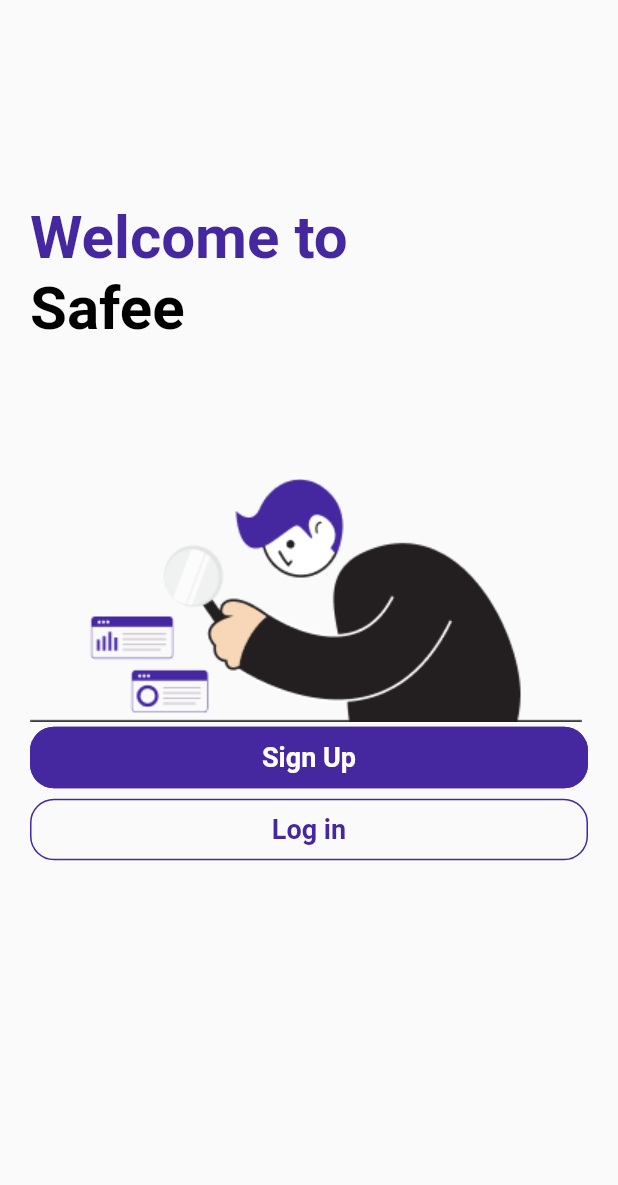
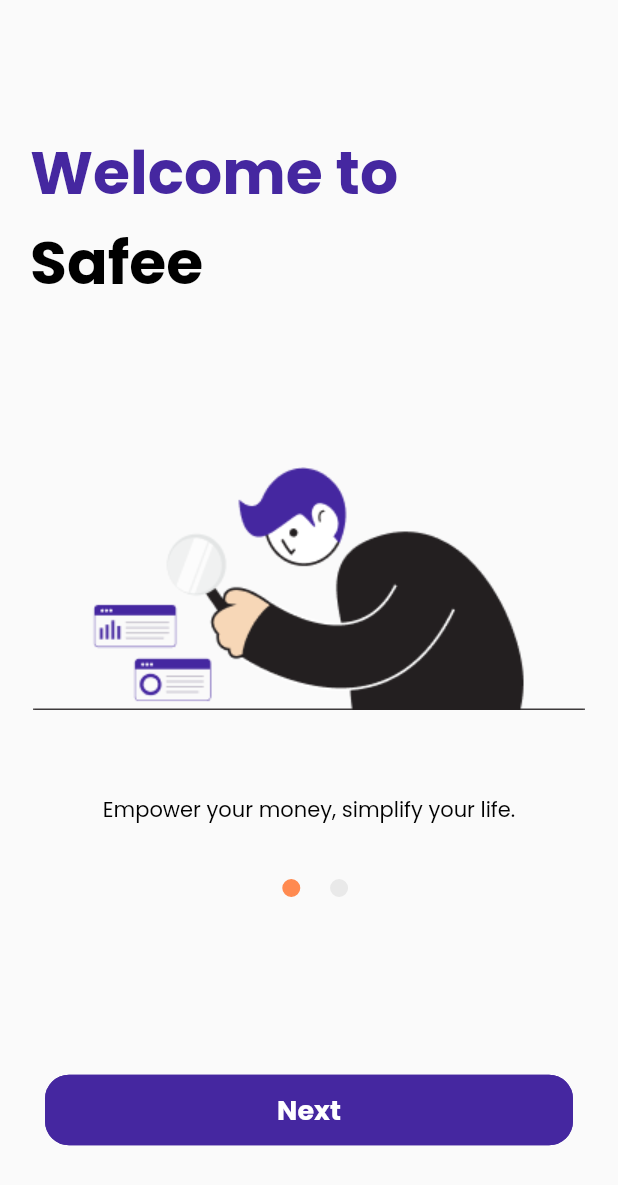
Before and after one commit to novgunawan/safee, a Flutter app: the screen it shows after launch, on a phone screen of 412 x 824 dp. Shown: the top 1185 px of the screen. Run offline on Flutter 3.47's test engine with Material 2 defaults, Android fonts, the phone set to English and light mode, and no system bars; our stand-ins replace flutter_easyloading.

Commit message:
finish(ui): onboarding screen

```diff
--- a/lib/main.dart
+++ b/lib/main.dart
@@ -43,6 +43,7 @@
       child: MaterialApp(
         debugShowCheckedModeBanner: false,
         onGenerateRoute: AppRoute.onGenerateRoute,
+        theme: ThemeData(fontFamily: 'Poppins'),
         builder: EasyLoading.init(),
         navigatorKey: navigatorKey,
       ),
--- a/lib/presentation/login/onboarding/onboarding_screen.dart
+++ b/lib/presentation/login/onboarding/onboarding_screen.dart
@@ -1,44 +1,154 @@
 import 'package:flutter/material.dart';
 import 'package:safee/extension/widget_extension.dart';
 import 'package:safee/presentation/widgets/button/button.dart';
+import 'package:safee/presentation/widgets/widget.dart';
 import 'package:safee/styles/asset.dart';
 import 'package:safee/styles/style.dart';
 
-class OnboardingScreen extends StatelessWidget {
+class OnboardingScreen extends StatefulWidget {
   const OnboardingScreen({super.key});
   static const String routeName = '/login';
+
+  @override
+  State<OnboardingScreen> createState() => _OnboardingScreenState();
+}
+
+class _OnboardingScreenState extends State<OnboardingScreen> {
+  //VARIABLES
+  PageController _pageController = PageController();
+  List<Map<String, dynamic>> onboardingData = [
+    {"image": ONBOARDING_0, "text": "Empower your money, simplify your life."},
+    {"image": ONBOARDING_1, "text": "Live your fullest life.", "isLast": true}
+  ];
+  ValueNotifier<int> currentIndex = ValueNotifier(0);
+
+  @override
+  void initState() {
+    super.initState();
+    _pageController = PageController();
+  }
+
+  @override
+  void dispose() {
+    super.dispose();
+    _pageController.dispose();
+  }
+
   @override
   Widget build(BuildContext context) {
     return Scaffold(
       body: Padding(
         padding: const EdgeInsets.all(20.0),
-      child: Column(
+        child: Stack(
+          children: [
+            PageView(
+              onPageChanged: (index) {
+                currentIndex.value = index;
+              },
+              controller: _pageController,
+              children: [
+                for (Map<String, dynamic> data in onboardingData)
+                  OnboardingBody(
+                    image: data["image"],
+                    text: data['text'],
+                    isLast: data["isLast"] ?? false,
+                    pageController: _pageController,
+                  )
+              ],
+            ),
+            Positioned(
+              bottom: MediaQuery.of(context).size.height * 0.25,
+              left: MediaQuery.of(context).size.width * 0.36,
+              right: MediaQuery.of(context).size.width * 0.34,
+              child: Row(
+                mainAxisSize: MainAxisSize.max,
+                mainAxisAlignment: MainAxisAlignment.spaceEvenly,
+                crossAxisAlignment: CrossAxisAlignment.center,
+                children: [
+                  Indicator(positionIndex: 0, currentIndex: currentIndex),
+                  Indicator(positionIndex: 1, currentIndex: currentIndex)
+                ],
+              ),
+            ),
+          ],
+        ),
+      ),
+    );
+  }
+}
+
+class OnboardingBody extends StatefulWidget {
+  const OnboardingBody(
+      {super.key,
+      required this.image,
+      required this.text,
+      required this.isLast,
+      required this.pageController});
+  final String image;
+  final String text;
+  final bool isLast;
+  final PageController pageController;
+
+  @override
+  State<OnboardingBody> createState() => _OnboardingBodyState();
+}
+
+class _OnboardingBodyState extends State<OnboardingBody> {
+  //ANIMATIONS
+  static const _kDuration = Duration(milliseconds: 300);
+  static const _kCurve = Curves.ease;
+  @override
+  Widget build(BuildContext context) {
+    return Column(
       crossAxisAlignment: CrossAxisAlignment.start,
       children: [
-          115.0.height,
+        65.0.height,
         Text('Welcome to', style: heading1StylePurple),
         Text(
           'Safee',
           style: heading1StyleBlack,
         ),
-          90.0.height,
-          Image.asset(ONBOARDING_0),
-          PrimaryButton(
-            title: 'Sign Up',
+        50.0.height,
+        Image.asset(
+          widget.image,
+          width: double.infinity,
+          height: MediaQuery.of(context).size.height / 3,
+        ),
+        Center(
+          child: Text(
+            widget.text,
+            style: copyRegularStyleBlack,
+            textAlign: TextAlign.center,
+            maxLines: 2,
+          ),
+        ),
+        const Spacer(),
+        Padding(
+          padding: const EdgeInsets.symmetric(horizontal: 10),
+          child: Flexible(
+              child: Visibility(
+            visible: widget.isLast ? true : false,
+            child: PrimaryButton(
+                title: 'Previous',
+                isPurple: false,
+                callback: () => widget.pageController
+                    .previousPage(duration: _kDuration, curve: _kCurve)),
+          )),
+        ),
+        20.0.height,
+        Padding(
+          padding: const EdgeInsets.only(bottom: 40, left: 10, right: 10),
+          child: Flexible(
+            child: PrimaryButton(
+                title: !widget.isLast ? 'Next' : 'Finish',
                 isPurple: true,
-            callback: () {
-              debugPrint("button ini diklik");
-            },
+                callback: () => !widget.isLast
+                    ? widget.pageController
+                        .nextPage(duration: _kDuration, curve: _kCurve)
+                    : () {}),
           ),
-          PrimaryButton(
-            title: 'Log in',
-            isPurple: false,
-            callback: () {
-              debugPrint("button login ditap");
-            },
         )
       ],
-      ),
-    ));
+    );
   }
 }
--- /dev/null
+++ b/lib/presentation/widgets/indicator_onboarding/indicator.dart
@@ -0,0 +1,26 @@
+import 'package:flutter/material.dart';
+import 'package:safee/styles/style.dart';
+
+class Indicator extends StatelessWidget {
+  const Indicator(
+      {super.key, required this.positionIndex, required this.currentIndex});
+  final int positionIndex;
+  final ValueNotifier<int> currentIndex;
+  @override
+  Widget build(BuildContext context) {
+    return ValueListenableBuilder(
+      builder: (context, index, child) {
+        return Container(
+          height: 12,
+          width: 12,
+          decoration: BoxDecoration(
+              border: Border.all(
+                  color: index == positionIndex ? primaryOrange : lightGray),
+              color: index == positionIndex ? primaryOrange : lightGray,
+              borderRadius: BorderRadius.circular(100)),
+        );
+      },
+      valueListenable: currentIndex,
+    );
+  }
+}
--- a/lib/presentation/widgets/widget.dart
+++ b/lib/presentation/widgets/widget.dart
@@ -1 +1,3 @@
 export 'dismiss_keyboard/dismiss_keyboard.dart';
+export 'button/button.dart';
+export 'indicator_onboarding/indicator.dart';
--- a/lib/styles/asset.dart
+++ b/lib/styles/asset.dart
@@ -3,5 +3,6 @@
 // IMAGES
 
 String ONBOARDING_0 = '$baseImage/onboarding-0.png';
+String ONBOARDING_1 = '$baseImage/onboarding-1.png';
 String WALLET = '$baseImage/wallet.png';
 // ICONS
--- a/lib/styles/color.dart
+++ b/lib/styles/color.dart
@@ -7,5 +7,6 @@
 const Color primaryGray = Color(0xFFC5C1CC);
 const Color primaryGreen = Color(0xFF73FF50);
 const Color secondaryGray = Color(0xFF707070);
+const Color lightGray = Color(0xFFE9E9E9);
 const Color lightGradient = Color(0xFF6850FF);
 const Color heavyGradient = Color(0xFF1700A3);
```
Lines whose indentation alone changed are shown as unchanged.
